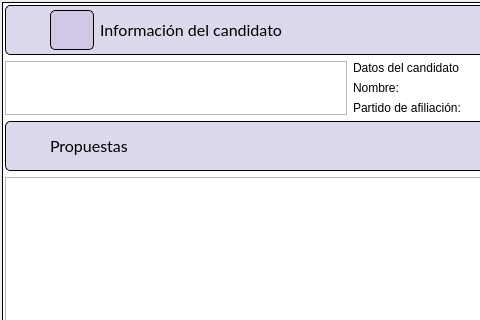
Above: SistemaControlElecciones/mainwindow.ui from NaomySinHYConY/Proyecto1_ISII_SCE before the change; both pictures show x 0 to 480 and y 0 to 320 of the 700 by 500 pixel window. Below: the same form after it.
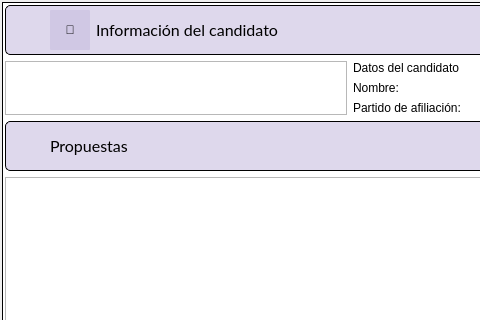
That is the form after the change. The open tabs and pages were chosen to show the change. Icons and pictures are not drawn.

Patch:
```diff
--- a/SistemaControlElecciones/mainwindow.ui
+++ b/SistemaControlElecciones/mainwindow.ui
@@ -52,7 +52,7 @@
 #labelDatos, #labelNombre, #labelPartido, #etiquetaNombreCand, #etiquetaPartidoAfi, #Administrador{
 	font: 16pt &quot;Lato&quot;;
 }
-#AdmIcono{
+#AdmIcono, #AdmIcono_6{
 background-color: rgba(199, 189, 222,150);
 border: none;
 border-radius: 1px;
@@ -76,7 +76,9 @@
 #SCE{
 font: 24pt &quot;Lato&quot;;
 }
-#botonNuevoProceso{
+#botonNuevoProceso, #botonInspeccionar, #botonVerUsuarios,
+#botonModerar
+{
 font: 18pt &quot;Lato&quot;;
 }</string>
   </property>
@@ -993,7 +995,7 @@
                 </size>
                </property>
                <property name="text">
-                <string/>
+                <string></string>
                </property>
               </widget>
              </item>
```
Left out of the diff: 31 changed lines with no effect on the pictures.
